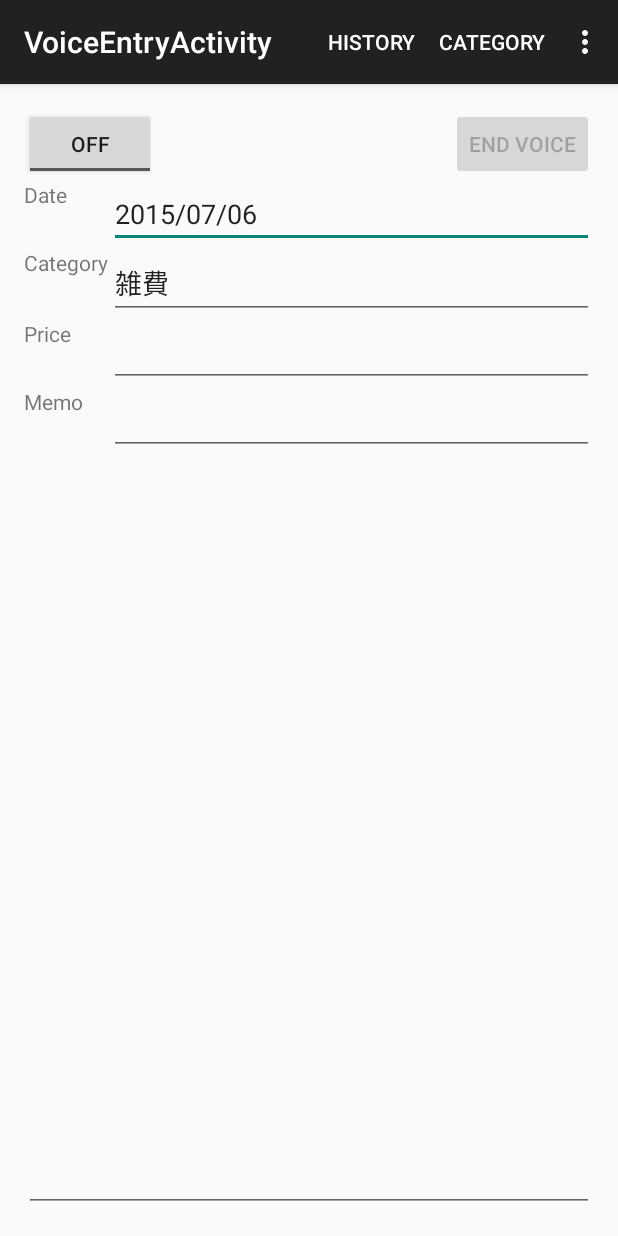
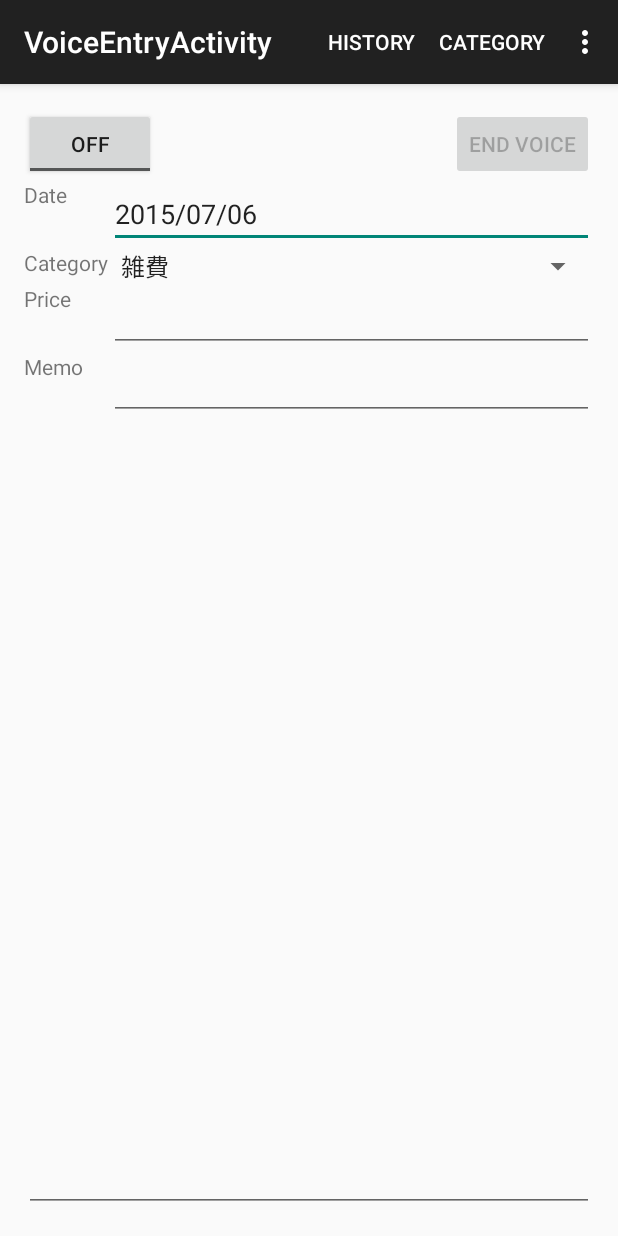
Before and after one commit to karino2/VoiceExpense, an Android app: the VoiceEntryActivity screen opened directly, with no data from a screen before it, on a phone screen of 412 x 824 dp. Run offline under Robolectric (Android 15) with nearby library versions, the phone set to English and light mode, and no system bars.

Commit message:
Change category field as spinner.

```diff
--- a/app/src/main/java/com/livejournal/karino2/voiceexpense/VoiceEntryActivity.java
+++ b/app/src/main/java/com/livejournal/karino2/voiceexpense/VoiceEntryActivity.java
@@ -1,6 +1,7 @@
 package com.livejournal.karino2.voiceexpense;
 
 import android.content.Intent;
+import android.database.Cursor;
 import android.hardware.Sensor;
 import android.hardware.SensorEvent;
 import android.hardware.SensorEventListener;
@@ -8,6 +9,7 @@ import android.hardware.SensorManager;
 import android.speech.RecognitionListener;
 import android.speech.RecognizerIntent;
 import android.speech.SpeechRecognizer;
+import android.support.v4.widget.SimpleCursorAdapter;
 import android.support.v7.app.ActionBarActivity;
 import android.os.Bundle;
 import android.util.Log;
@@ -17,6 +19,7 @@ import android.view.View;
 import android.widget.Button;
 import android.widget.CompoundButton;
 import android.widget.EditText;
+import android.widget.Spinner;
 import android.widget.Toast;
 import android.widget.ToggleButton;
 
@@ -41,12 +44,6 @@ public class VoiceEntryActivity extends ActionBarActivity {
 
     SensorManager sensorManager;
 
-    String firstCategory() {
-        for(String cat : categoriesMap.values())
-            return cat;
-        throw new IllegalArgumentException("Never happen");
-    }
-
     void setEndVoiceEnabled(boolean enabled) {
         Button btn = (Button)findViewById(R.id.buttonEndVoice);
         btn.setEnabled(enabled);
@@ -69,7 +66,7 @@ public class VoiceEntryActivity extends ActionBarActivity {
         categoriesMap = database.fetchCategories();
 
         wordAnalyzer = new WordAnalyzer(new ArrayList<>(categoriesMap.values()), new Date());
-        setTextTo(R.id.editTextCategory, firstCategory());
+        setUpCategorySpinner();
 
         Button btn = (Button)findViewById(R.id.buttonEndVoice);
         btn.setEnabled(false);
@@ -94,6 +91,7 @@ public class VoiceEntryActivity extends ActionBarActivity {
                 }
             }
         });
+
     }
 
     private void setupCommandList() {
@@ -116,6 +114,22 @@ public class VoiceEntryActivity extends ActionBarActivity {
         });
     }
 
+
+    Spinner getCategorySpinner() {
+        Spinner spinner = (Spinner)findViewById(R.id.spinnerCategory);
+        return spinner;
+    }
+
+    void setUpCategorySpinner() {
+        Spinner spinner = getCategorySpinner();
+
+        Cursor cursor = database.fetchCategoriesCursor();
+        startManagingCursor(cursor);
+        SimpleCursorAdapter adapter = new SimpleCursorAdapter(this, android.R.layout.simple_spinner_item, cursor,
+                new String[]{"NAME"}, new int[] {android.R.id.text1});
+        adapter.setDropDownViewResource(android.R.layout.simple_spinner_dropdown_item);
+        spinner.setAdapter(adapter);
+    }
 
     private void setVoiceButtonChecked(boolean enabled) {
         ToggleButton tb = findToggleVoiceButton();
@@ -164,7 +178,8 @@ public class VoiceEntryActivity extends ActionBarActivity {
                 token = token.substring(wordAnalyzer.remainingPos());
             } else if (wordAnalyzer.isCategory(token)) {
                 String cat = wordAnalyzer.findCategory(token);
-                setTextTo(R.id.editTextCategory, cat);
+
+                setSpinnerByCategoryName(cat);
                 token = token.substring(cat.length());
             } else {
                 if(isCommand(token)) {
@@ -202,9 +217,7 @@ public class VoiceEntryActivity extends ActionBarActivity {
     private Entry generateEntry() {
         Date date = getDate();
 
-        long category = getCategoryId();
-        // replace to spinner in the future.
-        // long category = getCategorySpinner().getSelectedItemId();
+        long category = getCategorySpinner().getSelectedItemId();
         int price = Integer.valueOf(getETText(R.id.editTextPrice));
         String memo = getETText(R.id.editTextMemo);
 
@@ -216,28 +229,48 @@ public class VoiceEntryActivity extends ActionBarActivity {
         return date;
     }
 
-    long getCategoryId() {
-        String cat = getETText(R.id.editTextCategory);
-        for(Hashtable.Entry<Long, String> ent : categoriesMap.entrySet()) {
-            if(ent.getValue().equals(cat))
-                return ent.getKey();
-
-        }
-        throw new IllegalArgumentException("This will be impossible in the future");
-    }
 
     void clearEntry() {
         setTextTo(R.id.editTextPrice, "0");
         setTextTo(R.id.editTextMemo, "");
-        setTextTo(R.id.editTextCategory, firstCategory());
+        getCategorySpinner().setSelection(0);
         // do not clear date.
         entryId = -1;
     }
 
+    void setSpinnerByCategoryName(String catName) {
+        for(Hashtable.Entry<Long, String> entry : categoriesMap.entrySet()) {
+            if(entry.getValue().equals(catName)) {
+                setSpinnerByCategoryId(entry.getKey());
+                return;
+            }
+        }
+    }
+
+    void setSpinnerByCategoryId(long catId) {
+        int position = -1;
+
+        Cursor categoryCursor = database.fetchCategoriesCursor();
+        categoryCursor.moveToFirst();
+        for(int i = 0; i < categoryCursor.getCount(); i++)
+        {
+            if(catId == categoryCursor.getLong(0))
+            {
+                position = i;
+                break;
+            }
+            categoryCursor.moveToNext();
+        }
+        categoryCursor.close();
+        if(position != -1)
+            getCategorySpinner().setSelection(position);
+    }
+
+
     void loadEntry(long entId) {
         Entry ent = database.fetchEntry(bookId, entId);
         setDate(ent.getDate());
-        setTextTo(R.id.editTextCategory, categoriesMap.get(ent.getCategoryId()));
+        setSpinnerByCategoryId(ent.getCategoryId());
         setTextTo(R.id.editTextPrice, String.valueOf(ent.getPrice()));
         setTextTo(R.id.editTextMemo, ent.getMemo());
 
--- a/app/src/main/res/layout/activity_voice_entry.xml
+++ b/app/src/main/res/layout/activity_voice_entry.xml
@@ -44,22 +44,22 @@
         android:layout_alignParentLeft="true"
         android:layout_alignParentStart="true" />
 
-    <EditText
-        android:layout_width="wrap_content"
+    <Spinner android:id="@+id/spinnerCategory"
+        android:layout_width="fill_parent"
         android:layout_height="wrap_content"
-        android:id="@+id/editTextCategory"
         android:layout_alignTop="@+id/textView2"
         android:layout_alignParentRight="true"
         android:layout_alignParentEnd="true"
         android:layout_toRightOf="@+id/textView2"
-        android:layout_toEndOf="@+id/textView2" />
+        android:layout_toEndOf="@+id/textView2"
+        />
 
     <TextView
         android:layout_width="wrap_content"
         android:layout_height="wrap_content"
         android:text="Price"
         android:id="@+id/textView3"
-        android:layout_below="@+id/editTextCategory"
+        android:layout_below="@+id/spinnerCategory"
         android:layout_alignParentLeft="true"
         android:layout_alignParentStart="true" />
 
@@ -67,11 +67,11 @@
         android:layout_width="wrap_content"
         android:layout_height="wrap_content"
         android:id="@+id/editTextPrice"
-        android:layout_below="@+id/editTextCategory"
-        android:layout_alignRight="@+id/editTextCategory"
-        android:layout_alignEnd="@+id/editTextCategory"
-        android:layout_alignLeft="@+id/editTextCategory"
-        android:layout_alignStart="@+id/editTextCategory" />
+        android:layout_below="@+id/spinnerCategory"
+        android:layout_alignRight="@+id/spinnerCategory"
+        android:layout_alignEnd="@+id/spinnerCategory"
+        android:layout_alignLeft="@+id/spinnerCategory"
+        android:layout_alignStart="@+id/spinnerCategory" />
 
     <TextView
         android:layout_width="wrap_content"
```
